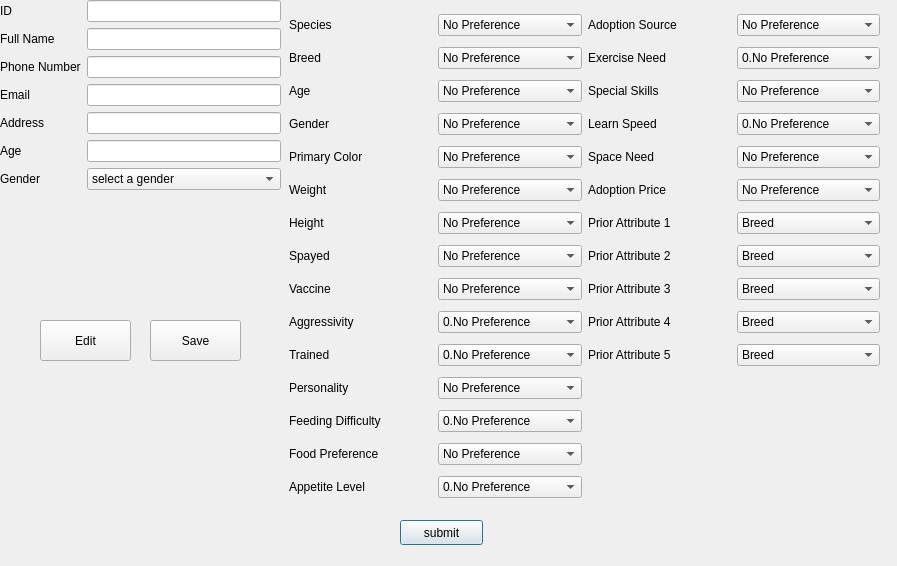
First picture: the form in ClientManagement/manageclientwindow.ui, repository CRM2017/cuACS, before the edit.
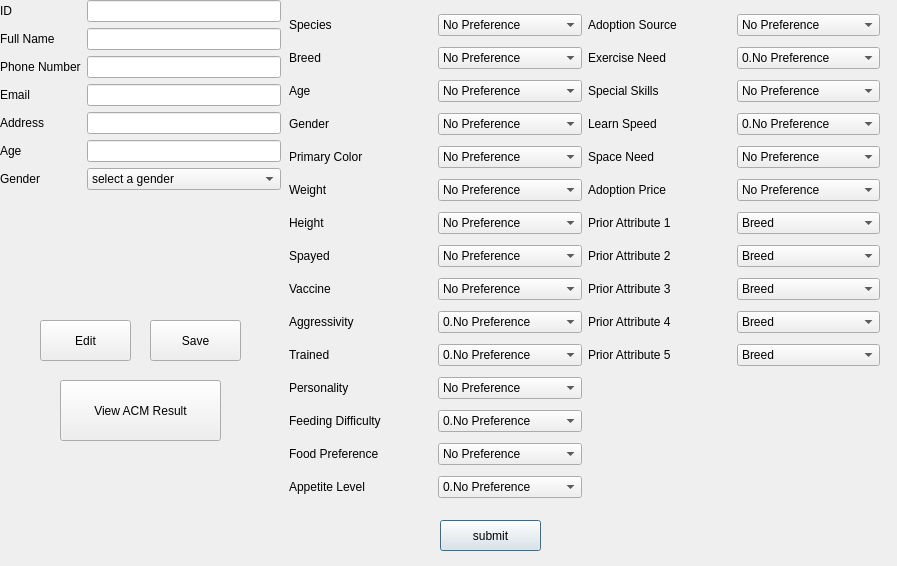
Second picture: the form after the edit.

Diff of the .ui file:
```diff
--- a/ClientManagement/manageclientwindow.ui
+++ b/ClientManagement/manageclientwindow.ui
@@ -118,10 +118,10 @@
   <widget class="QPushButton" name="submitButton">
    <property name="geometry">
     <rect>
-     <x>400</x>
+     <x>440</x>
      <y>520</y>
-     <width>83</width>
-     <height>25</height>
+     <width>101</width>
+     <height>31</height>
     </rect>
    </property>
    <property name="text">
@@ -1452,6 +1452,19 @@
     <string>Save</string>
    </property>
   </widget>
+  <widget class="QPushButton" name="ViewACMButton">
+   <property name="geometry">
+    <rect>
+     <x>60</x>
+     <y>380</y>
+     <width>161</width>
+     <height>61</height>
+    </rect>
+   </property>
+   <property name="text">
+    <string>View ACM Result</string>
+   </property>
+  </widget>
  </widget>
  <resources/>
  <connections/>
```
Left out of the diff: 5 changed lines with no effect on the pictures.
